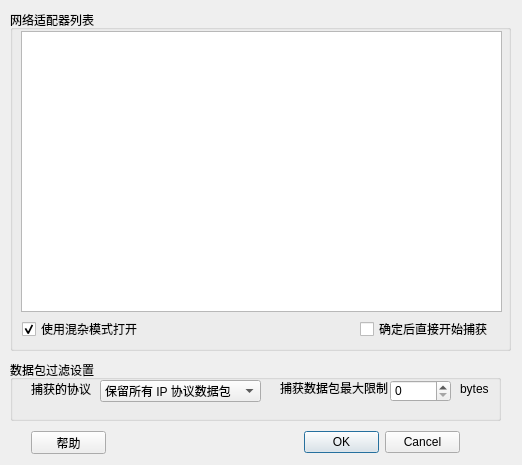
Before: the Qt Designer form ui/choosedevdialog.ui in hurley25/sniffer, drawn with Qt 5.
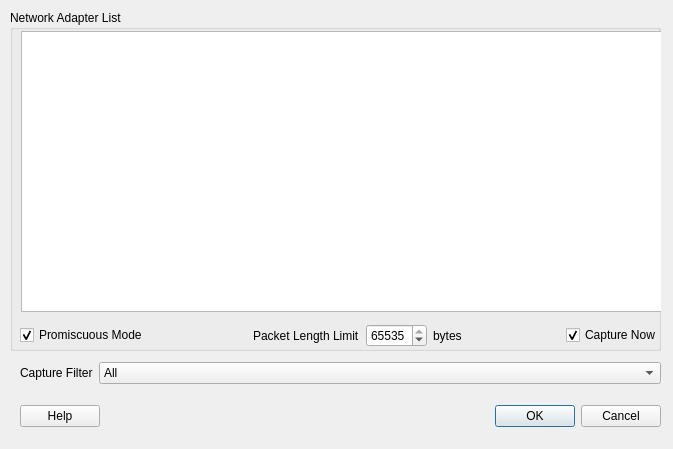
After: the same form once the commit is applied.

```diff
--- a/ui/choosedevdialog.ui
+++ b/ui/choosedevdialog.ui
@@ -6,8 +6,8 @@
    <rect>
     <x>0</x>
     <y>0</y>
-    <width>522</width>
-    <height>465</height>
+    <width>673</width>
+    <height>449</height>
    </rect>
   </property>
   <property name="windowTitle">
@@ -18,118 +18,119 @@
     <rect>
      <x>10</x>
      <y>10</y>
-     <width>501</width>
+     <width>651</width>
      <height>341</height>
     </rect>
    </property>
    <property name="title">
-    <string>网络适配器列表</string>
+    <string>Network Adapter List</string>
    </property>
    <widget class="QListWidget" name="netDevListWidget">
     <property name="geometry">
      <rect>
       <x>11</x>
       <y>21</y>
-      <width>481</width>
+      <width>641</width>
       <height>281</height>
      </rect>
     </property>
    </widget>
+   <widget class="QWidget" name="layoutWidget">
+    <property name="geometry">
+     <rect>
+      <x>10</x>
+      <y>310</y>
+      <width>641</width>
+      <height>31</height>
+     </rect>
+    </property>
+    <layout class="QHBoxLayout" name="horizontalLayout_2">
+     <item>
    <widget class="QCheckBox" name="PromiscuousCheckBox">
-    <property name="geometry">
-     <rect>
-      <x>12</x>
-      <y>311</y>
-      <width>119</width>
-      <height>16</height>
-     </rect>
-    </property>
     <property name="toolTip">
      <string>&lt;html&gt;&lt;head/&gt;&lt;body&gt;&lt;p&gt;使用混杂模式捕获所有经过网络适配器的数据包。&lt;/p&gt;&lt;/body&gt;&lt;/html&gt;</string>
     </property>
     <property name="text">
-     <string>使用混杂模式打开</string>
+        <string>Promiscuous Mode</string>
     </property>
     <property name="checked">
      <bool>true</bool>
     </property>
    </widget>
-   <widget class="QCheckBox" name="beginCheckBox">
-    <property name="geometry">
-     <rect>
-      <x>350</x>
-      <y>311</y>
-      <width>131</width>
-      <height>16</height>
-     </rect>
-    </property>
-    <property name="toolTip">
-     <string>&lt;html&gt;&lt;head/&gt;&lt;body&gt;&lt;p&gt;勾选后，点击确定直接开始捕获过程。&lt;/p&gt;&lt;/body&gt;&lt;/html&gt;</string>
-    </property>
-    <property name="text">
-     <string>确定后直接开始捕获</string>
-    </property>
-   </widget>
-  </widget>
-  <widget class="QGroupBox" name="groupBox">
-   <property name="geometry">
-    <rect>
-     <x>10</x>
-     <y>360</y>
-     <width>491</width>
-     <height>61</height>
-    </rect>
-   </property>
-   <property name="title">
-    <string>数据包过滤设置</string>
-   </property>
+     </item>
+     <item>
+      <spacer name="horizontalSpacer_2">
+       <property name="orientation">
+        <enum>Qt::Horizontal</enum>
+       </property>
+       <property name="sizeHint" stdset="0">
+        <size>
+         <width>40</width>
+         <height>20</height>
+        </size>
+       </property>
+      </spacer>
+     </item>
+     <item>
    <widget class="QLabel" name="label_2">
-    <property name="geometry">
-     <rect>
-      <x>270</x>
-      <y>20</y>
-      <width>108</width>
-      <height>16</height>
-     </rect>
-    </property>
     <property name="text">
-     <string>捕获数据包最大限制</string>
-    </property>
-   </widget>
+        <string>Packet Length Limit</string>
+       </property>
+      </widget>
+     </item>
+     <item>
    <widget class="QSpinBox" name="limitSpinBox">
-    <property name="geometry">
-     <rect>
-      <x>380</x>
-      <y>20</y>
-      <width>61</width>
-      <height>22</height>
-     </rect>
-    </property>
-   </widget>
-   <widget class="QComboBox" name="filterComboBox">
-    <property name="geometry">
-     <rect>
-      <x>90</x>
-      <y>20</y>
-      <width>161</width>
-      <height>22</height>
-     </rect>
-    </property>
+       <property name="toolTipDuration">
+        <number>-1</number>
+       </property>
+       <property name="minimum">
+        <number>40</number>
+       </property>
+       <property name="maximum">
+        <number>65535</number>
+       </property>
+       <property name="singleStep">
+        <number>2</number>
+       </property>
+       <property name="value">
+        <number>65535</number>
+       </property>
+      </widget>
+     </item>
     <item>
+      <widget class="QLabel" name="label_3">
      <property name="text">
-      <string>保留所有 IP 协议数据包</string>
-     </property>
+        <string>bytes</string>
+       </property>
+      </widget>
     </item>
     <item>
-     <property name="text">
-      <string>仅 TCP 协议数据包</string>
-     </property>
+      <spacer name="horizontalSpacer_3">
+       <property name="orientation">
+        <enum>Qt::Horizontal</enum>
+       </property>
+       <property name="sizeHint" stdset="0">
+        <size>
+         <width>40</width>
+         <height>20</height>
+        </size>
+       </property>
+      </spacer>
     </item>
     <item>
+      <widget class="QCheckBox" name="beginCheckBox">
+       <property name="toolTip">
+        <string>&lt;html&gt;&lt;head/&gt;&lt;body&gt;&lt;p&gt;勾选后，点击确定直接开始捕获过程。&lt;/p&gt;&lt;/body&gt;&lt;/html&gt;</string>
+       </property>
      <property name="text">
-      <string>仅 UDP 协议数据包</string>
-     </property>
-    </item>
+        <string>Capture Now</string>
+       </property>
+       <property name="checked">
+        <bool>true</bool>
+       </property>
+      </widget>
+     </item>
+    </layout>
    </widget>
   </widget>
   <widget class="QWidget" name="layoutWidget">
@@ -143,54 +144,117 @@
    </property>
    <layout class="QHBoxLayout" name="horizontalLayout_4"/>
   </widget>
+  <widget class="QWidget" name="layoutWidget">
+   <property name="geometry">
+    <rect>
+     <x>20</x>
+     <y>360</y>
+     <width>641</width>
+     <height>26</height>
+    </rect>
+   </property>
+   <layout class="QHBoxLayout" name="horizontalLayout">
+    <item>
   <widget class="QLabel" name="label">
-   <property name="geometry">
-    <rect>
-     <x>31</x>
-     <y>381</y>
-     <width>60</width>
-     <height>16</height>
-    </rect>
-   </property>
+      <property name="text">
+       <string>Capture Filter</string>
+      </property>
+     </widget>
+    </item>
+    <item>
+     <widget class="QComboBox" name="filterComboBox">
+      <property name="sizePolicy">
+       <sizepolicy hsizetype="Expanding" vsizetype="Fixed">
+        <horstretch>0</horstretch>
+        <verstretch>0</verstretch>
+       </sizepolicy>
+      </property>
+      <item>
    <property name="text">
-    <string>捕获的协议</string>
-   </property>
-  </widget>
-  <widget class="QLabel" name="label_3">
+        <string>All</string>
+       </property>
+      </item>
+      <item>
+       <property name="text">
+        <string>Only IPv4</string>
+       </property>
+      </item>
+      <item>
+       <property name="text">
+        <string>Only IPv6</string>
+       </property>
+      </item>
+      <item>
+       <property name="text">
+        <string>Only TCP</string>
+       </property>
+      </item>
+      <item>
+       <property name="text">
+        <string>Only UDP</string>
+       </property>
+      </item>
+      <item>
+       <property name="text">
+        <string>TCP or UDP</string>
+       </property>
+      </item>
+      <item>
+       <property name="text">
+        <string>Not ARP</string>
+       </property>
+      </item>
+      <item>
+       <property name="text">
+        <string>only ARP</string>
+       </property>
+      </item>
+      <item>
+       <property name="text">
+        <string>Not Inlcuding ARP、TCP、UDP</string>
+       </property>
+      </item>
+      <item>
+       <property name="text">
+        <string>Only HTTP</string>
+       </property>
+      </item>
+     </widget>
+    </item>
+   </layout>
+  </widget>
+  <widget class="QWidget" name="">
    <property name="geometry">
     <rect>
-     <x>460</x>
-     <y>381</y>
-     <width>30</width>
-     <height>16</height>
+     <x>20</x>
+     <y>400</y>
+     <width>641</width>
+     <height>32</height>
     </rect>
    </property>
-   <property name="text">
-    <string>bytes</string>
-   </property>
-  </widget>
+   <layout class="QHBoxLayout" name="horizontalLayout_3">
+    <item>
   <widget class="QPushButton" name="helpButton">
-   <property name="geometry">
-    <rect>
-     <x>31</x>
-     <y>431</y>
-     <width>75</width>
-     <height>23</height>
-    </rect>
-   </property>
    <property name="text">
-    <string>帮助</string>
-   </property>
-  </widget>
+       <string>Help</string>
+      </property>
+     </widget>
+    </item>
+    <item>
+     <spacer name="horizontalSpacer">
+      <property name="orientation">
+       <enum>Qt::Horizontal</enum>
+      </property>
+      <property name="sizeHint" stdset="0">
+       <size>
+        <width>40</width>
+        <height>20</height>
+       </size>
+      </property>
+     </spacer>
+    </item>
+    <item>
   <widget class="QDialogButtonBox" name="buttonBox">
-   <property name="geometry">
-    <rect>
-     <x>304</x>
-     <y>431</y>
-     <width>156</width>
-     <height>23</height>
-    </rect>
-   </property>
    <property name="orientation">
     <enum>Qt::Horizontal</enum>
    </property>
@@ -198,9 +262,9 @@
     <set>QDialogButtonBox::Cancel|QDialogButtonBox::Ok</set>
    </property>
   </widget>
-  <zorder>groupBox</zorder>
-  <zorder>label</zorder>
-  <zorder>label_3</zorder>
+    </item>
+   </layout>
+  </widget>
   <zorder>helpButton</zorder>
   <zorder>buttonBox</zorder>
   <zorder>layoutWidget</zorder>
```
Left out of the diff: 3 changed lines with no effect on the pictures. Lines whose indentation alone changed are shown as unchanged.
